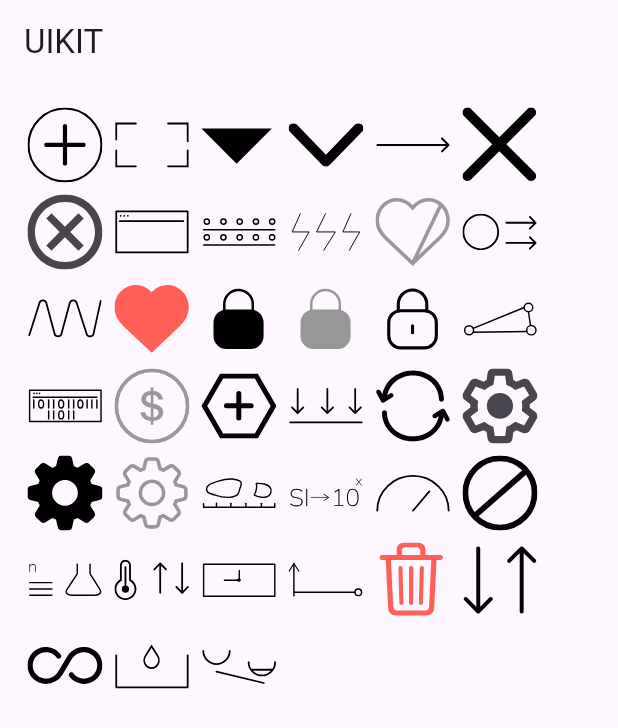
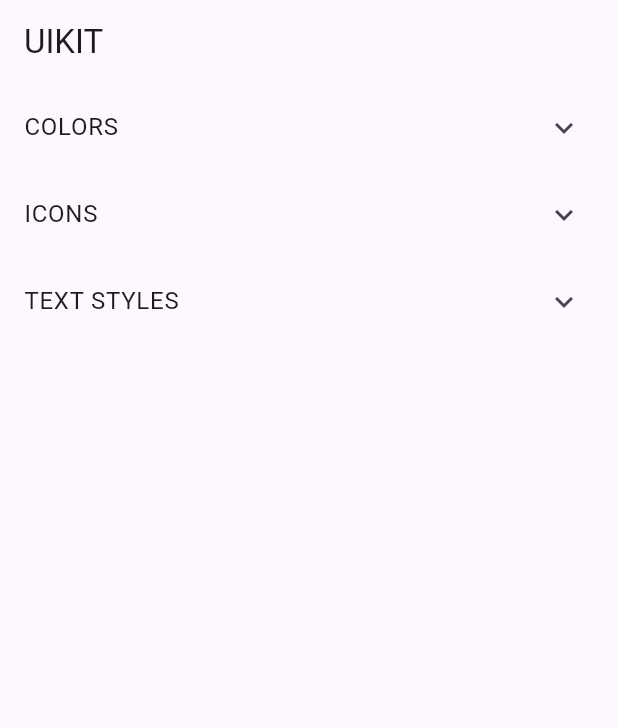
Before and after one commit to lusnyak-flutter-apps/easy_units, a Flutter app: the screen it shows after launch, on a phone screen of 412 x 824 dp. Shown: the top 728 px of the screen. Run offline on Flutter 3.47's test engine with Material 3 defaults, Android fonts, the phone set to English and light mode, and no system bars; our stand-ins replace auto_route, awesome_extensions, bloc, dio, equatable, flutter_screenutil and 3 more; Roboto replaces fonts that are missing (Onest).

Commit message:
fix uikit example

```diff
--- a/lib/main.dart
+++ b/lib/main.dart
@@ -1,6 +1,6 @@
 import 'package:flutter/material.dart';
 
-import 'data/di/injection.dart';
+import 'core/di/injection.dart';
 import 'easy_units_app/easy_units_app.dart';
 
 void main() {
--- a/lib/presentations/example_uikit/example_uikit.dart
+++ b/lib/presentations/example_uikit/example_uikit.dart
@@ -11,17 +11,28 @@ class ExampleScreen extends StatelessWidget {
     return Scaffold(
       appBar: AppBar(title: const Text("UIKIT"),),
       body: SafeArea(
-        child: SingleChildScrollView(
-          child: Wrap(
-            spacing: 8.0,
-            runSpacing: 8.0,
-            children: EasyUnitsAssets.icons.values
-                .map((e) => SizedBox.square(
-                      dimension: 50,
-                      child: e.svg(),
-                    ))
-                .toList(),
-          ).paddingSymmetric(horizontal: 16.w, vertical: 16.h),
+        child: ListView(
+          children: [
+            ExpansionTile(title: const Text("COLORS"),
+              children: EUColors.all.map((e) => ListTile(
+                leading: Container(width : 40, height:40,  decoration: BoxDecoration(color: e, border: Border.all()),),
+                title: Text(e.toString()),
+                contentPadding: EdgeInsets.symmetric(vertical: 8.h, horizontal: 16.w),
+              )).toList(),
+            ),
+            ExpansionTile(title: const Text("ICONS"),
+              children: EasyUnitsAssets.icons.values.map((e) => ListTile(
+                leading: e.svg(width: 40.w),
+                title: Text(e.path.split("/").last),
+                contentPadding: EdgeInsets.symmetric(vertical: 8.h, horizontal: 16.w),
+              )).toList(),
+            ),
+            ExpansionTile(title: const Text("TEXT STYLES"),
+              children: textStyles.map((e) => ListTile(
+                title: Text("${e.fontFamily?.split("/").last} ${e.fontWeight?.value} ${e.fontSize?.round()}", style: e,),
+              )).toList()
+            ),
+          ],
         ),
       ),
     );
--- a/lib/presentations/splash/splash_screen.dart
+++ b/lib/presentations/splash/splash_screen.dart
@@ -24,7 +24,7 @@ class _SplashScreenState extends State<SplashScreen> {
   Widget build(BuildContext context) {
     return Scaffold(
       body: SafeArea(
-        child: Center(child: EasyUnitsAssets.icons.volume.svg()),
+        child: Center(child: EasyUnitsAssets.icons.splashIcon.svg()),
       ),
     );
   }
--- a/packages/eu_uikit/lib/src/assets/assets.gen.dart
+++ b/packages/eu_uikit/lib/src/assets/assets.gen.dart
@@ -101,6 +101,9 @@ class $AssetsIconsGen {
   /// File path: assets/icons/speed.svg
   SvgGenImage get speed => const SvgGenImage('assets/icons/speed.svg');
 
+  /// File path: assets/icons/splash_icon.svg
+  SvgGenImage get splashIcon => const SvgGenImage('assets/icons/splash_icon.svg');
+
   /// File path: assets/icons/stop.svg
   SvgGenImage get stop => const SvgGenImage('assets/icons/stop.svg');
 
@@ -162,6 +165,7 @@ class $AssetsIconsGen {
         shoeSize,
         slPrefixes,
         speed,
+        splashIcon,
         stop,
         substance,
         temperature,
--- a/packages/eu_uikit/lib/src/theme/eu_colors.dart
+++ b/packages/eu_uikit/lib/src/theme/eu_colors.dart
@@ -3,6 +3,21 @@ import 'package:flutter/material.dart';
 class EUColors {
   EUColors._();
 
+  static const List<Color> all = [
+  whiteColor ,
+  blackColor,
+  accentRedColor,
+  accentGreenColor,
+  accentBlueColor,
+  accentVioletColor,
+  accentYellowColor ,
+  baceLightColor,
+  baceDarkColor ,
+  baceGreyColor ,
+  baceDarkGreyColor41,
+  baceDarkGreyColor20,
+  baceCustomGreyColor,
+  ];
   static const whiteColor = Color(0xFFFFFFFF);
   static const blackColor = Color(0xFF000000);
 
--- a/packages/eu_uikit/lib/src/theme/eu_text_styles.dart
+++ b/packages/eu_uikit/lib/src/theme/eu_text_styles.dart
@@ -5,6 +5,16 @@ import 'package:flutter_screenutil/flutter_screenutil.dart';
 import '../assets/fonts.gen.dart';
 
 const kPackageName = 'eu_uikit';
+
+List<TextStyle> get textStyles => [
+  headerH1TextStyle,
+  headerH2TextStyle,
+  heading20TextStyle,
+  headingTextStyle,
+  bodyBold15TextStyle,
+  bodyRegular15TextStyle,
+  bodySmall10TextStyle
+];
 
 TextStyle get headerH1TextStyle => TextStyle(
       fontSize: 34.sp,
```
Also changed, not shown: lib/core/network/constants/api_constants.dart (added, +18 -0 lines), lib/core/network/dio_client/dio_client.dart (added, +17 -0 lines), lib/core/network/interceptors/api_logging_interceptor.dart (added, +27 -0 lines), lib/core/di/injection.config.dart (renamed from lib/data/di/injection.config.dart), lib/core/di/injection.dart (renamed from lib/data/di/injection.dart), packages/eu_uikit/assets/icons/splash_icon.svg (added), 1 other file. Lines whose indentation alone changed are shown as unchanged.
